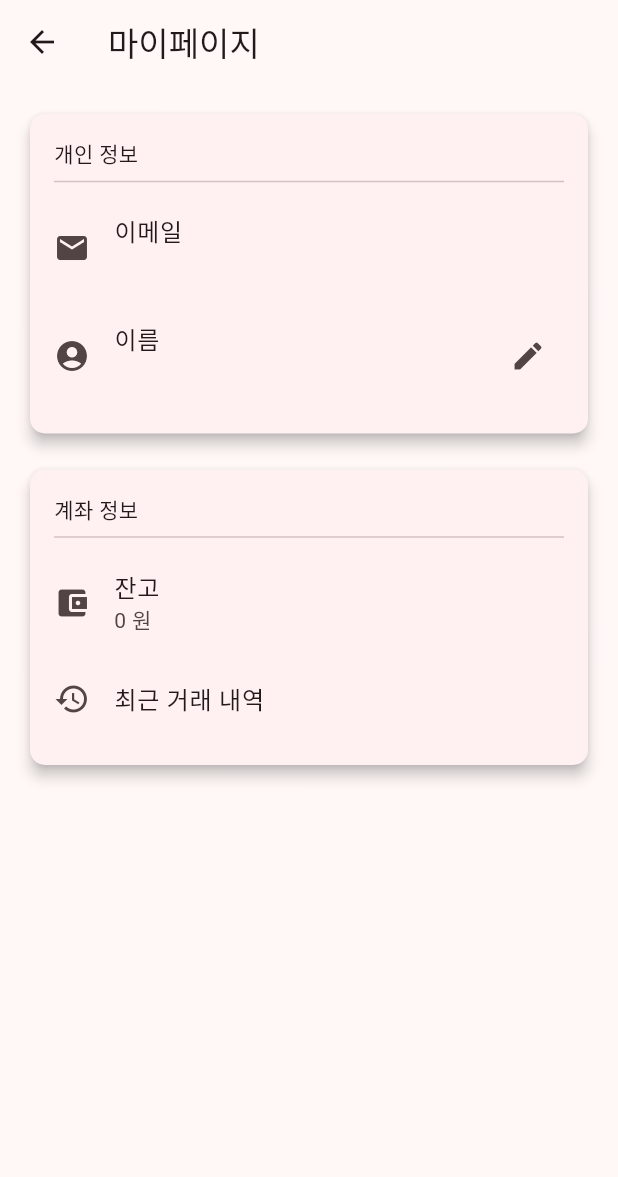
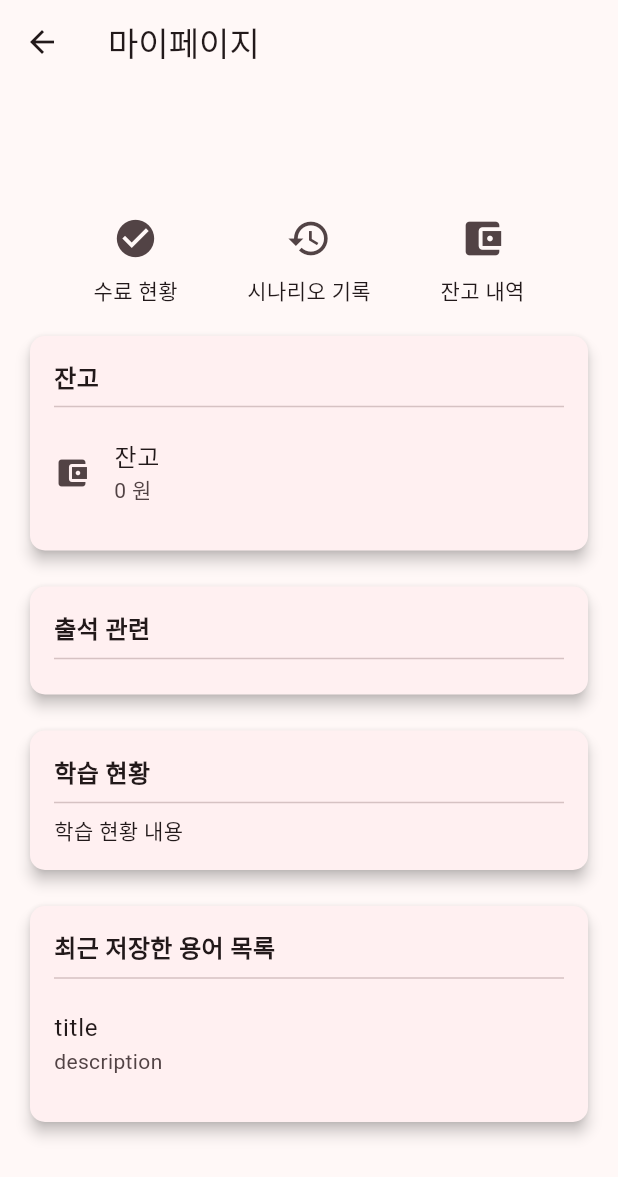
Before and after one commit to E2I-MOTU/MOTU, a Flutter app: the ProfilePage screen opened directly, on a phone screen of 412 x 824 dp. Shown: the top 1177 px of the screen. Run offline on Flutter 3.47's test engine with Material 3 defaults, Android fonts, the light colour scheme and no system bars; our stand-ins replace cloud_firestore, csv, firebase_auth, firebase_core, firebase_storage, flip_card and 2 more; accounts and stored records are empty; network calls fail.

Commit message:
[Feat] #9 마이페이지 와이어프레임 구현

```diff
--- a/lib/view/profile/profile_page.dart
+++ b/lib/view/profile/profile_page.dart
@@ -17,44 +17,6 @@ class _ProfilePageState extends State<ProfilePage> {
   void initState() {
     super.initState();
     _userInfoFuture = _service.getUserInfo();
-  }
-
-  Future<void> _updateName(BuildContext context, String currentName) async {
-    final TextEditingController _nameController = TextEditingController(text: currentName);
-
-    return showDialog<void>(
-      context: context,
-      builder: (BuildContext context) {
-        return AlertDialog(
-          title: const Text('이름 수정'),
-          content: TextField(
-            controller: _nameController,
-            decoration: const InputDecoration(
-              border: OutlineInputBorder(),
-              labelText: '새 이름을 입력하세요',
-            ),
-          ),
-          actions: <Widget>[
-            TextButton(
-              child: const Text('취소'),
-              onPressed: () {
-                Navigator.of(context).pop();
-              },
-            ),
-            TextButton(
-              child: const Text('저장'),
-              onPressed: () async {
-                await _service.updateName(_nameController.text);
-                setState(() {
-                  _userInfoFuture = _service.getUserInfo();
-                });
-                Navigator.of(context).pop();
-              },
-            ),
-          ],
-        );
-      },
-    );
   }
 
   @override
@@ -82,41 +44,68 @@ class _ProfilePageState extends State<ProfilePage> {
             child: Column(
               crossAxisAlignment: CrossAxisAlignment.start,
               children: <Widget>[
+                Row(
+                  children: [
+                    // CircleAvatar(
+                    //   radius: 30,
+                    //   backgroundImage: AssetImage('assets/avatar_placeholder.png'),
+                    // ),
+                    // 여기에 사진 넣으면 됨!
+                    const SizedBox(width: 16),
+                    Column(
+                      crossAxisAlignment: CrossAxisAlignment.start,
+                      children: [
+                        Text(userData.name, style: TextStyle(fontSize: 18, fontWeight: FontWeight.bold)),
+                        Text(userData.email),
+                      ],
+                    ),
+                  ],
+                ),
+                const SizedBox(height: 16),
+                Row(
+                  mainAxisAlignment: MainAxisAlignment.spaceEvenly,
+                  children: [
+                    _buildActionButton(context, '수료 현황', Icons.check_circle),
+                    _buildActionButton(context, '시나리오 기록', Icons.history),
+                    _buildActionButton(context, '잔고 내역', Icons.account_balance_wallet),
+                  ],
+                ),
+                const SizedBox(height: 16),
                 _buildSectionCard(
                   context,
-                  title: '개인 정보',
+                  title: '잔고',
                   children: [
                     _buildListTile(
-                      leadingIcon: Icons.email,
-                      title: '이메일',
-                      subtitle: userData.email,
-                    ),
-                    _buildListTile(
-                      leadingIcon: Icons.account_circle,
-                      title: '이름',
-                      subtitle: userData.name,
-                      trailing: IconButton(
-                        icon: const Icon(Icons.edit),
-                        onPressed: () {
-                          _updateName(context, userData.name);
-                        },
-                      ),
+                      leadingIcon: Icons.account_balance_wallet,
+                      title: '잔고',
+                      subtitle: '${userData.balance} 원',
                     ),
                   ],
                 ),
                 const SizedBox(height: 16),
                 _buildSectionCard(
                   context,
-                  title: '계좌 정보',
+                  title: '출석 관련',
+                  children: [
+                    // 여기에 출석 관련 그래픽 추가하면 됨!
+                  ],
+                ),
+                const SizedBox(height: 16),
+                _buildSectionCard(
+                  context,
+                  title: '학습 현황',
+                  children: [
+                    Text('학습 현황 내용'),
+                  ],
+                ),
+                const SizedBox(height: 16),
+                _buildSectionCard(
+                  context,
+                  title: '최근 저장한 용어 목록',
                   children: [
                     _buildListTile(
-                      leadingIcon: Icons.account_balance_wallet,
-                      title: '잔고',
-                      subtitle: '${userData.balance} 원',
-                    ),
-                    _buildListTile(
-                      leadingIcon: Icons.history,
-                      title: '최근 거래 내역',
+                      title: 'title',
+                      subtitle: 'description',
                       onTap: () {},
                     ),
                   ],
@@ -126,6 +115,18 @@ class _ProfilePageState extends State<ProfilePage> {
           );
         },
       ),
+    );
+  }
+
+  Widget _buildActionButton(BuildContext context, String title, IconData icon) {
+    return Column(
+      children: [
+        IconButton(
+          icon: Icon(icon, size: 30),
+          onPressed: () {},
+        ),
+        Text(title),
+      ],
     );
   }
 
@@ -140,6 +141,7 @@ class _ProfilePageState extends State<ProfilePage> {
           children: <Widget>[
             Text(
               title,
+              style: TextStyle(fontSize: 16, fontWeight: FontWeight.bold),
             ),
             const Divider(),
             ...children,
--- a/lib/view/quiz/test_skill_screen.dart
+++ b/lib/view/quiz/test_skill_screen.dart
@@ -1,3 +1,5 @@
+// 혹시 몰라서 아직 삭제 안했습니다!
+
 import 'package:flutter/material.dart';
 import 'package:cloud_firestore/cloud_firestore.dart';
 
```
